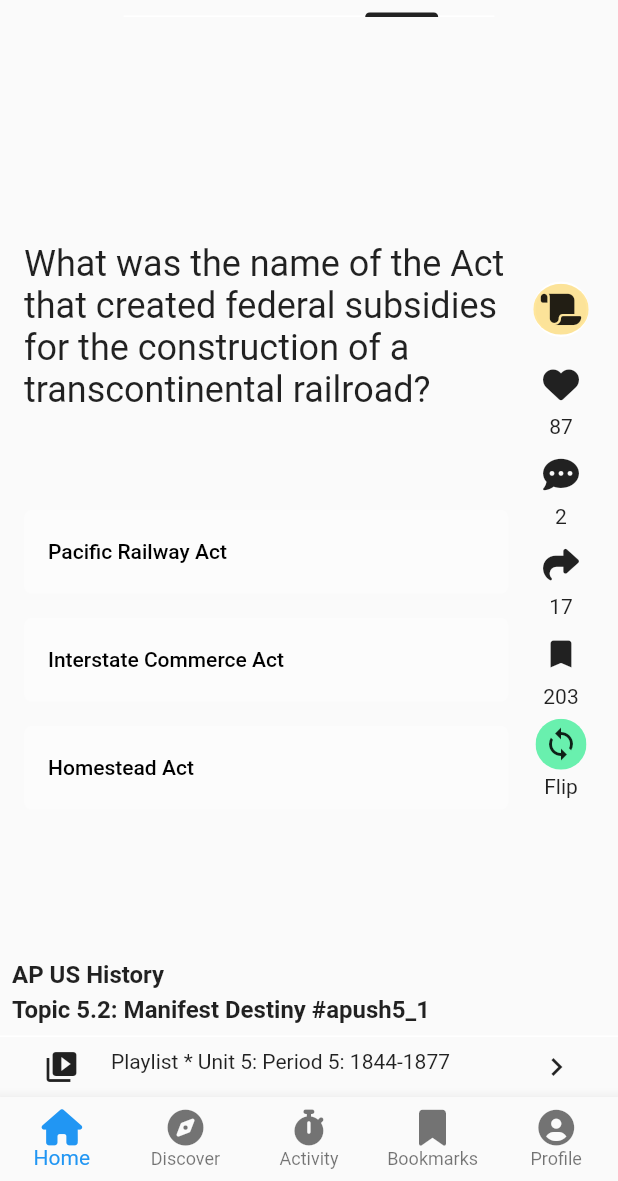
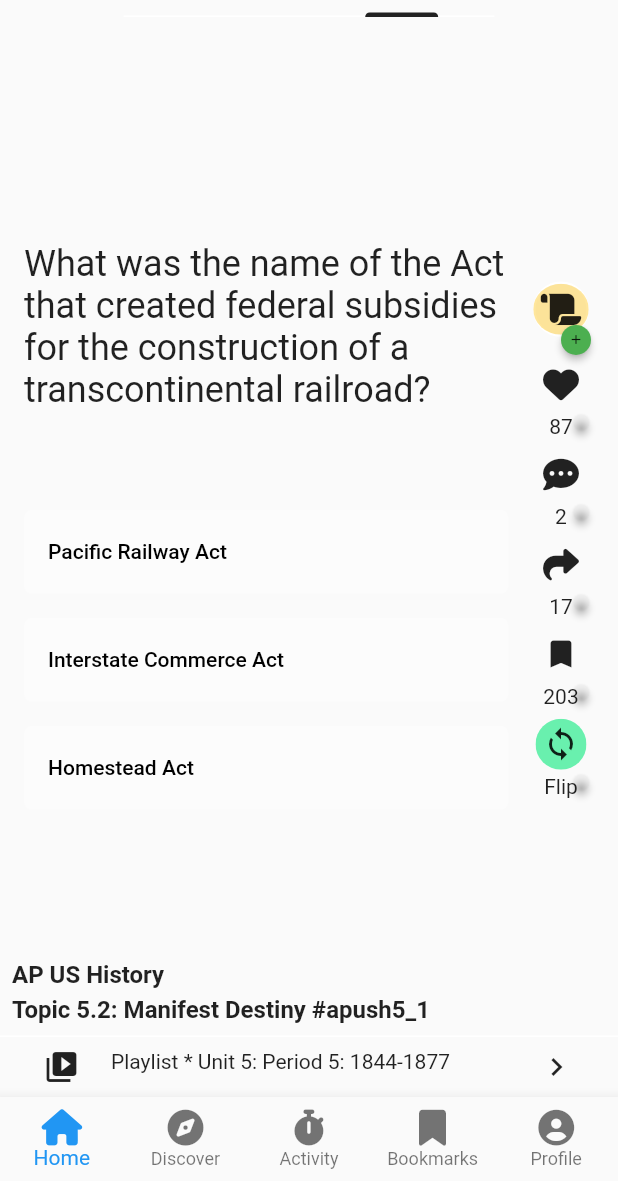
Before and after one commit to masumba/cross_over_test_quizlr, a Flutter app: the screen it shows after launch, tab 2 chosen, on a phone screen of 412 x 824 dp, the part 55-1236 px from its top. Run offline on Flutter 3.47's test engine with Material 2 defaults, Android fonts, the phone set to English and light mode, and no system bars; drawn by our look-alikes of auto_size_text, badges; our stand-ins replace another_flushbar, flutter_feather_icons, font_awesome_flutter, get_it, internet_connection_checker, logger and 2 more.

Commit message:
[update] finished for you tab UI.

```diff
--- a/lib/views/home/tabs/home/tabs/for_you_tab.dart
+++ b/lib/views/home/tabs/home/tabs/for_you_tab.dart
@@ -60,6 +60,11 @@ class _ForYouTabState extends State<ForYouTab> {
                 icon: const FaIcon(FontAwesomeIcons.scroll),
                 color: Colors.amber.withOpacity(0.4),
                 borderColor: Colors.white,
+                badgeIcon: const Icon(
+                  Icons.add,
+                  size: 10,
+                ),
+                badgeColor: Colors.green,
                 onPressed: () {},
               ),
               IconTextButton(
--- a/lib/widgets/icon_text_button.dart
+++ b/lib/widgets/icon_text_button.dart
@@ -1,15 +1,20 @@
 import 'package:flutter/material.dart';
+import 'package:badges/badges.dart' as badges;
 
-class IconTextButton extends StatelessWidget {
+class IconTextButton extends StatefulWidget {
   final Widget icon;
+  final Widget? badgeIcon;
   final Text? label;
   final VoidCallback onPressed;
   final Color color;
   final Color borderColor;
   final Color splashColor;
+  final Color badgeColor;
   const IconTextButton({
     Key? key,
     required this.icon,
+    this.badgeColor = Colors.transparent,
+    this.badgeIcon,
     this.label,
     required this.onPressed,
     this.borderColor = Colors.transparent,
@@ -18,37 +23,47 @@ class IconTextButton extends StatelessWidget {
   }) : super(key: key);
 
   @override
+  State<IconTextButton> createState() => _IconTextButtonState();
+}
+
+class _IconTextButtonState extends State<IconTextButton> {
+  @override
   Widget build(BuildContext context) {
     return SizedBox.fromSize(
       size: const Size(60, 60),
       child: InkWell(
-        splashColor: splashColor,
-        onTap: onPressed,
+        splashColor: widget.splashColor,
+        onTap: widget.onPressed,
         child: Column(
           mainAxisAlignment: MainAxisAlignment.center,
           children: <Widget>[
-            Container(
+            badges.Badge(
+              position: badges.BadgePosition.bottomEnd(bottom: -12, end: 0),
+              badgeContent: widget.badgeIcon,
+              badgeStyle: badges.BadgeStyle(badgeColor: widget.badgeColor),
+              child: Container(
                 decoration: BoxDecoration(
                   shape: BoxShape.circle,
                   border: Border.all(
-                  color: borderColor,
+                    color: widget.borderColor,
                     width: 1.5,
                   ),
                 ),
                 child: ClipOval(
                   child: Material(
-                  color: color,
+                    color: widget.color,
                     child: Padding(
                       padding: const EdgeInsets.all(5.0),
-                    child: icon,
+                      child: widget.icon,
+                    ),
                   ),
                 ),
               ),
             ), // <-- Icon
-            if (label != null)
+            if (widget.label != null)
               Padding(
                 padding: const EdgeInsets.all(2.0),
-                child: label,
+                child: widget.label,
               ), // <-- Text
           ],
         ),
--- a/pubspec.yaml
+++ b/pubspec.yaml
@@ -61,6 +61,8 @@ dependencies:
   logger: ^1.3.0
   #https://pub.dev/packages/font_awesome_flutter/install
   font_awesome_flutter: ^10.2.1
+  #https://pub.dev/packages/badges
+  badges: ^3.1.1
 
 dev_dependencies:
   flutter_test:
```
Also changed, not shown: pubspec.lock. Lines whose indentation alone changed are shown as unchanged.
